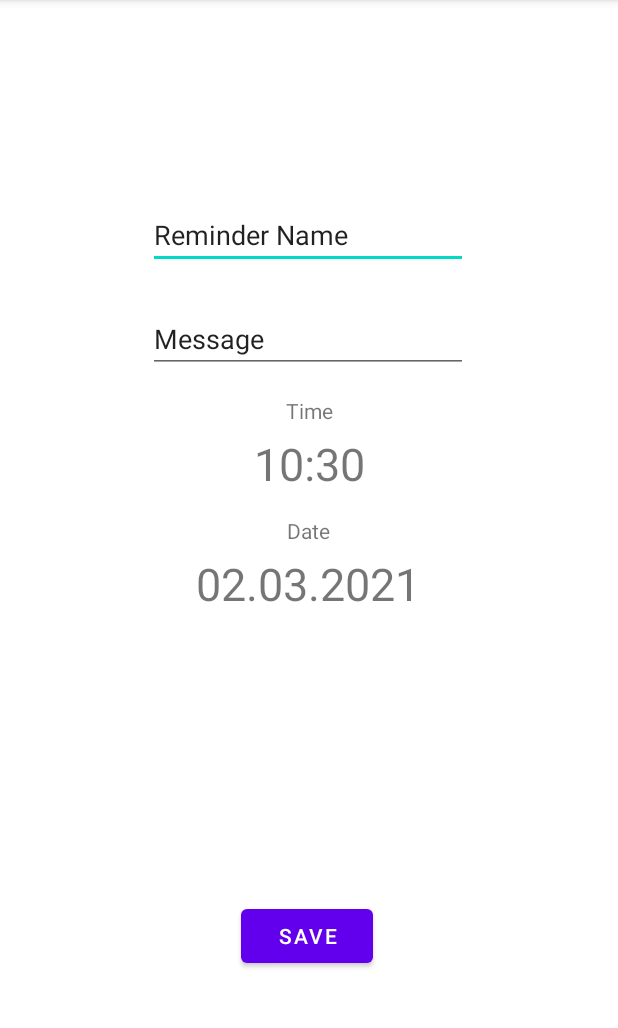
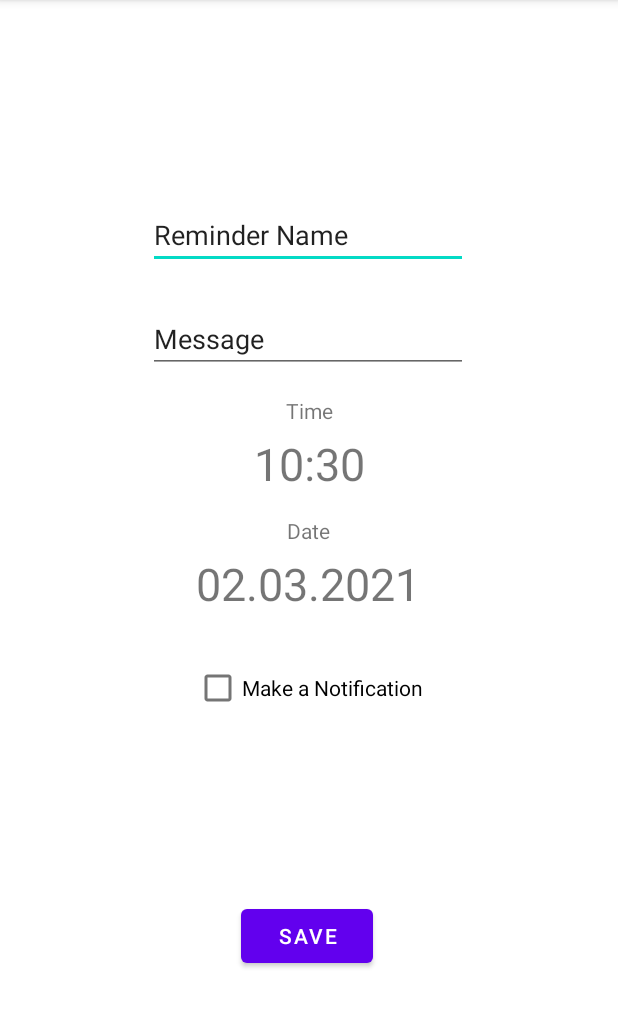
Before and after one commit to jerrycorp/Mobile-Computing-HW, an Android app: the ReminderList screen opened directly, with no data from a screen before it, after a tap on "plussign", on a phone screen of 412 x 824 dp, the part 84-1112 px from its top. Run offline under Robolectric (Android 15) with nearby library versions, the light colour scheme and no system bars; our stand-ins replace Firebase (no records; nobody signed in at launch, a user with empty details on screens opened directly); 1 statement that could not run was skipped.

Commit message:
Homework 3 ready product

```diff
--- a/app/src/main/java/com/example/mobilecomputinghomework/EditActivity.kt
+++ b/app/src/main/java/com/example/mobilecomputinghomework/EditActivity.kt
@@ -6,6 +6,7 @@ import android.content.Context
 import android.os.Bundle
 import android.view.View
 import android.widget.Button
+import android.widget.CheckBox
 import android.widget.EditText
 import android.widget.TextView
 import androidx.appcompat.app.AppCompatActivity
@@ -24,6 +25,7 @@ class EditActivity() : AppCompatActivity() {
     private var timeInMillis by Delegates.notNull<Long>()
     private lateinit var location_x: String
     private lateinit var location_y: String
+    private var makeNotification by Delegates.notNull<Boolean>()
     private lateinit var key: String
     private lateinit var message: String
     private lateinit var database: FirebaseDatabase
@@ -37,6 +39,7 @@ class EditActivity() : AppCompatActivity() {
     }
 
     private fun updateExisting() {
+
         val textViewTimeEdit = findViewById<TextView>(R.id.textViewTimeEdit)
         val textViewDateEdit = findViewById<TextView>(R.id.textViewDateEdit)
         val editTextReminderName = findViewById<EditText>(R.id.editTextReminderName)
@@ -53,6 +56,7 @@ class EditActivity() : AppCompatActivity() {
         val reminder_seen: String? = intent.getStringExtra("reminder_seen")
         val location_x: String? = intent.getStringExtra("location_x")
         val location_y: String? = intent.getStringExtra("location_y")
+        val makeNotification: Boolean = intent.getBooleanExtra("makeNotification", false)
         if (key != null && name != null && date != null && time != null && creation_time != null && creator_id != null && reminder_seen != null && location_x != null && location_y != null && message != null &&timeInMillis != null) {
             this.key = key
             this.creation_time = creation_time
@@ -62,6 +66,7 @@ class EditActivity() : AppCompatActivity() {
             this.location_y = location_y
             this.message = message
             this.timeInMillis = timeInMillis
+            this.makeNotification = makeNotification
             textViewTimeEdit.text = time
             textViewDateEdit.text = date
             editTextReminderName.setText(name)
@@ -69,6 +74,7 @@ class EditActivity() : AppCompatActivity() {
             findViewById<TextView>(R.id.textViewcreationTime).setText(creation_time)
             findViewById<TextView>(R.id.textViewcreationTime).visibility = View.VISIBLE
             findViewById<TextView>(R.id.textViewCreationTimeDescriptor).visibility = View.VISIBLE
+            findViewById<CheckBox>(R.id.notifcationCheck).isChecked = makeNotification
             val deleteBtn = findViewById<Button>(R.id.btnDeleteReminder)
             deleteBtn.visibility = View.VISIBLE
             deleteBtn.setOnClickListener {
@@ -104,6 +110,7 @@ class EditActivity() : AppCompatActivity() {
                 date,
                 time,
                 timeInMillis,
+                findViewById<CheckBox>(R.id.notifcationCheck).isChecked,
                 editTextReminderMessage.getText().toString(),
                 creation_time,
                 creator_id,
--- a/app/src/main/java/com/example/mobilecomputinghomework/db/ReminderInfo.kt
+++ b/app/src/main/java/com/example/mobilecomputinghomework/db/ReminderInfo.kt
@@ -13,6 +13,7 @@ data class ReminderInfo(
         @ColumnInfo(name = "date") var date: String,
         @ColumnInfo(name = "time") var time: String,
         @ColumnInfo(name = "timeInMillis") var timeInMillis: Long,
+        @ColumnInfo(name = "makeNotification") var makeNotification: Boolean,
         @ColumnInfo(name = "message") var message: String,
         @ColumnInfo(name = "creation_time") var creation_time: String,
         @ColumnInfo(name = "creator_id") var creator_id: String,
--- /dev/null
+++ b/app/src/main/res/drawable/alarm.xml
@@ -0,0 +1,10 @@
+<vector xmlns:android="http://schemas.android.com/apk/res/android"
+    android:width="24dp"
+    android:height="24dp"
+    android:viewportWidth="24"
+    android:viewportHeight="24"
+    android:tint="?attr/colorControlNormal">
+  <path
+      android:fillColor="@android:color/white"
+      android:pathData="M22,5.72l-4.6,-3.86 -1.29,1.53 4.6,3.86L22,5.72zM7.88,3.39L6.6,1.86 2,5.71l1.29,1.53 4.59,-3.85zM12.5,8L11,8v6l4.75,2.85 0.75,-1.23 -4,-2.37L12.5,8zM12,4c-4.97,0 -9,4.03 -9,9s4.02,9 9,9c4.97,0 9,-4.03 9,-9s-4.03,-9 -9,-9zM12,20c-3.87,0 -7,-3.13 -7,-7s3.13,-7 7,-7 7,3.13 7,7 -3.13,7 -7,7z"/>
+</vector>
--- a/app/src/main/res/layout/activity_edit.xml
+++ b/app/src/main/res/layout/activity_edit.xml
@@ -123,4 +123,14 @@
         app:layout_constraintBottom_toTopOf="@+id/textViewcreationTime"
         app:layout_constraintStart_toStartOf="@+id/textViewcreationTime" />
 
+    <CheckBox
+        android:id="@+id/notifcationCheck"
+        android:layout_width="wrap_content"
+        android:layout_height="wrap_content"
+        android:layout_marginTop="20dp"
+        android:text="@string/make_a_notification"
+        app:layout_constraintEnd_toEndOf="@+id/textViewDateEdit"
+        app:layout_constraintStart_toStartOf="@+id/textViewDateEdit"
+        app:layout_constraintTop_toBottomOf="@+id/textViewDateEdit" />
+
 </androidx.constraintlayout.widget.ConstraintLayout>
--- a/app/src/main/res/values/strings.xml
+++ b/app/src/main/res/values/strings.xml
@@ -23,4 +23,5 @@
     <string name="default_message">Message</string>
     <string name="time_created">Time created</string>
     <string name="show_all">Show all</string>
+    <string name="make_a_notification">Make a Notification</string>
 </resources>
```
Also changed, not shown: app/src/main/java/com/example/mobilecomputinghomework/ReminderList.kt (+117 -5 lines), app/src/main/java/com/example/mobilecomputinghomework/ReminderReceiver.kt (added, +17 -0 lines), app/src/main/java/com/example/mobilecomputinghomework/ReminderWorker.kt (added, +16 -0 lines), 1 other file.
